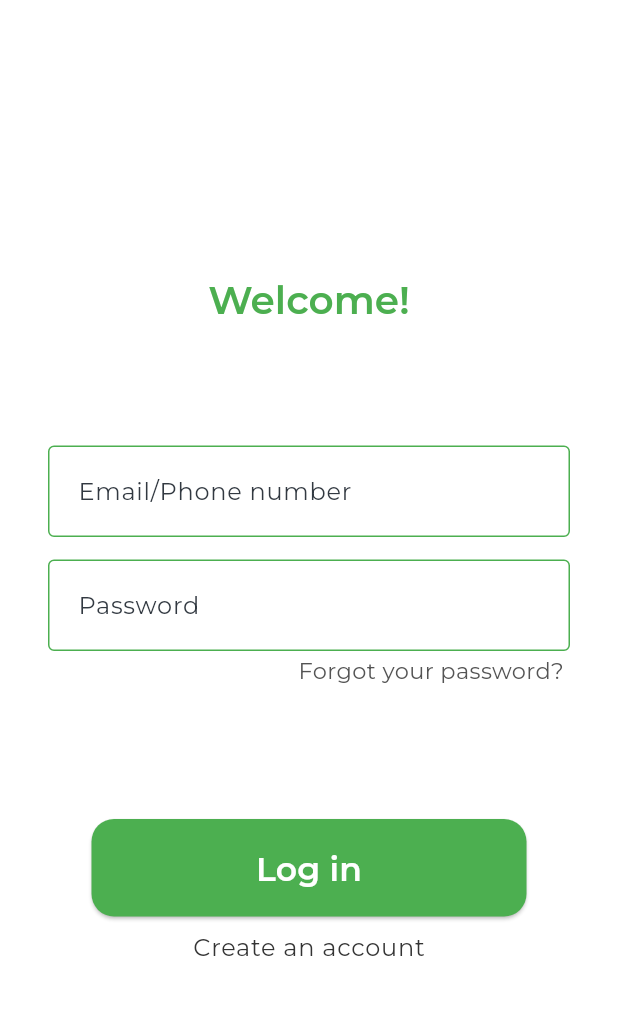
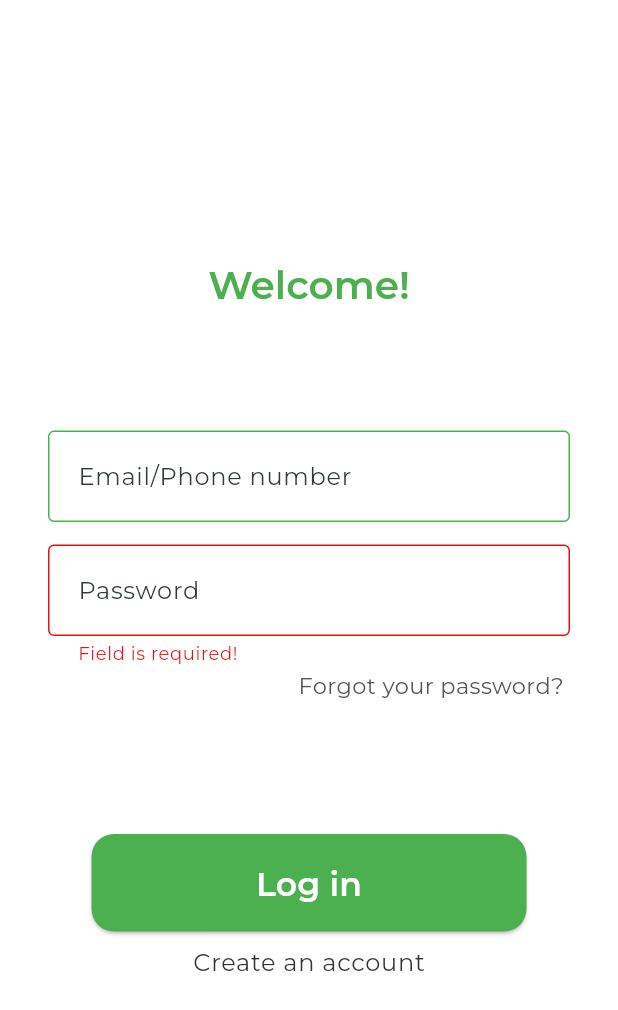
Before and after one commit to techcat18/VolunteerReport, a Flutter app: the screen it shows after launch, after a tap on "Log in", on a phone screen of 412 x 824 dp. Shown: the top 1010 px of the screen. Run offline on Flutter 3.47's test engine with Material 2 defaults, Android fonts, the phone set to English and light mode, and no system bars; our stand-ins replace google_fonts.

Commit message:
Created separate widget for login form. Added placeholder validation for password field. Added error styles for input theme.

```diff
--- a/mobile/lib/themes/app_color_scheme.dart
+++ b/mobile/lib/themes/app_color_scheme.dart
@@ -4,7 +4,7 @@ final ColorScheme appColorScheme = ColorScheme.fromSwatch().copyWith(
   primary: const Color(0xFF333333),
   secondary: const Color(0xFF4CAF50),
   tertiary: const Color(0xFF878787),
-  error: const Color(0xFFFF3D3D),
+  error: const Color(0xFFE71010),
   primaryContainer: const Color(0xFF4CAF50),
   secondaryContainer: const Color(0xFFC8F6CA),
 );
--- a/mobile/lib/themes/app_input_theme.dart
+++ b/mobile/lib/themes/app_input_theme.dart
@@ -1,4 +1,5 @@
 import 'package:flutter/material.dart';
+import 'package:google_fonts/google_fonts.dart';
 import 'package:mobile/themes/app_color_scheme.dart';
 import 'package:mobile/themes/app_text_theme.dart';
 
@@ -30,6 +31,12 @@ class AppInputTheme {
       border: _buildBorder(appColorScheme.primaryContainer),
       enabledBorder: _buildBorder(appColorScheme.primaryContainer),
       focusedBorder: _buildBorder(appColorScheme.primaryContainer),
+      errorBorder: _buildBorder(appColorScheme.error),
+      focusedErrorBorder: _buildBorder(appColorScheme.error),
+      errorStyle: GoogleFonts.montserrat(
+        fontSize: 12,
+        color: appColorScheme.error,
+      ),
       labelStyle: _buildTextStyle(labelColor),
       floatingLabelStyle: _buildTextStyle(labelColor),
     );
--- /dev/null
+++ b/mobile/lib/views/login/login_form.dart
@@ -0,0 +1,54 @@
+import 'package:flutter/material.dart';
+import 'package:mobile/views/login/forgot_password_button.dart';
+import 'package:mobile/widgets/submit_button.dart';
+
+class LoginForm extends StatelessWidget {
+  LoginForm({super.key});
+
+  final _formKey = GlobalKey<FormState>();
+
+  @override
+  Widget build(BuildContext context) {
+    final textTheme = Theme.of(context).textTheme;
+
+    return Form(
+      key: _formKey,
+      autovalidateMode: AutovalidateMode.onUserInteraction,
+      child: Column(
+        children: [
+          TextFormField(
+            style: textTheme.labelMedium,
+            decoration: const InputDecoration(
+              labelText: "Email/Phone number",
+            ),
+          ),
+          const SizedBox(
+            height: 15,
+          ),
+          TextFormField(
+            style: textTheme.labelMedium,
+            decoration: const InputDecoration(
+              labelText: "Password",
+            ),
+            validator: (value) {
+              if (value == null || value.trim().isEmpty) {
+                return "Field is required!";
+              }
+              return null;
+            },
+          ),
+          Container(
+            margin: const EdgeInsets.fromLTRB(0, 2, 0, 88),
+            child: const ForgotPasswordButton(),
+          ),
+          SubmitButton(
+            text: "Log in",
+            onSubmit: () {
+              _formKey.currentState!.validate();
+            },
+          ),
+        ],
+      ),
+    );
+  }
+}
--- a/mobile/lib/views/login/login_page.dart
+++ b/mobile/lib/views/login/login_page.dart
@@ -1,14 +1,13 @@
 import 'package:flutter/material.dart';
 import 'package:mobile/views/login/create_account_button.dart';
-import 'package:mobile/views/login/forgot_password_button.dart';
-import 'package:mobile/widgets/submit_button.dart';
+import 'package:mobile/views/login/login_form.dart';
 
 class LoginPage extends StatelessWidget {
   const LoginPage({super.key});
 
   @override
   Widget build(BuildContext context) {
-    final textTheme = Theme.of(context).textTheme;
+    final theme = Theme.of(context);
 
     return Scaffold(
       body: Padding(
@@ -20,41 +19,13 @@ class LoginPage extends StatelessWidget {
           children: [
             Text(
               "Welcome!",
-              style: Theme.of(context).textTheme.headlineLarge!.copyWith(
-                    color: Theme.of(context).colorScheme.secondary,
-                  ),
-            ),
-            const SizedBox(
-              height: 82,
-            ),
-            TextField(
-              style: textTheme.labelMedium,
-              decoration: const InputDecoration(
-                labelText: "Email/Phone number",
+              style: theme.textTheme.headlineLarge!.copyWith(
+                color: theme.colorScheme.secondary,
               ),
             ),
-            const SizedBox(
-              height: 15,
-            ),
-            TextField(
-              style: textTheme.labelMedium,
-              decoration: const InputDecoration(
-                labelText: "Password",
-              ),
-            ),
-            const SizedBox(
-              height: 2,
-            ),
-            const ForgotPasswordButton(),
-            const SizedBox(
-              height: 88,
-            ),
-            SubmitButton(
-              text: "Log in",
-              onSubmit: () => {},
-            ),
-            const SizedBox(
-              height: 8,
+            Container(
+              margin: const EdgeInsets.fromLTRB(0, 82, 0, 8),
+              child: LoginForm(),
             ),
             const CreateAccountButton(),
           ],
```
